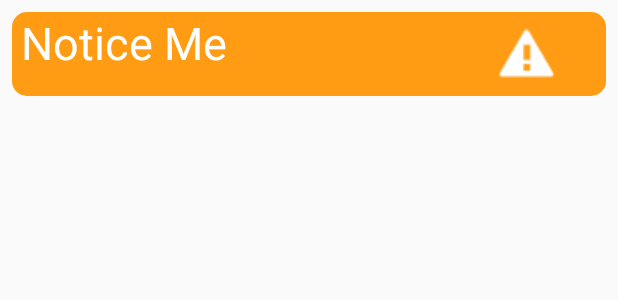
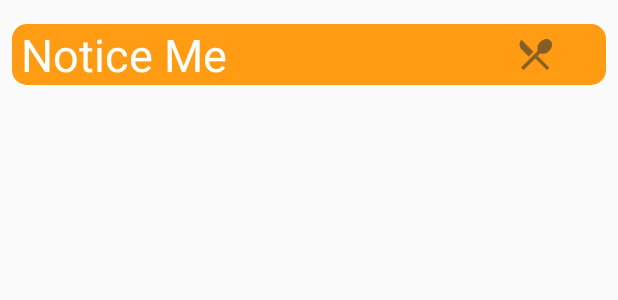
Before and after one commit to ftelnov/flowless, an Android app: the layout but.xml on its own in the app's theme, with its tools: preview values and no code run, on a phone screen of 412 x 824 dp. Shown: the top 300 px of the screen. Run offline under Robolectric (Android 15) with nearby library versions, the phone set to English and light mode, and no system bars.

Commit message:
Доделаны айтемы.

```diff
--- a/app/src/main/res/layout/but.xml
+++ b/app/src/main/res/layout/but.xml
@@ -8,15 +8,18 @@
     android:orientation="horizontal">
 
     <android.support.constraint.ConstraintLayout
+        android:id="@+id/constr"
+        style="@style/ButtonMain"
         android:layout_width="match_parent"
-        android:layout_height="match_parent"
+        android:layout_height="wrap_content"
         android:layout_marginStart="8dp"
         android:layout_marginTop="8dp"
+        android:layout_marginEnd="8dp"
         android:layout_marginBottom="8dp"
-        android:layout_marginEnd="8dp"
-        android:id = "@+id/constr"
-        style="@style/ButtonMain"
-        >
+        app:layout_constraintBottom_toBottomOf="parent"
+        app:layout_constraintEnd_toEndOf="parent"
+        app:layout_constraintStart_toStartOf="parent"
+        app:layout_constraintTop_toTopOf="parent">
 
         <TextView
             android:id="@+id/button"
@@ -39,12 +42,12 @@
             android:layout_width="90dp"
             android:layout_height="0dp"
             android:layout_marginTop="8dp"
-            android:layout_marginEnd="8dp"
+            android:layout_marginEnd="2dp"
             android:layout_marginBottom="8dp"
             app:layout_constraintBottom_toBottomOf="parent"
             app:layout_constraintEnd_toEndOf="parent"
             app:layout_constraintTop_toTopOf="parent"
-            app:srcCompat="@android:drawable/stat_notify_error" />
+            app:srcCompat="@drawable/food_dark" />
     </android.support.constraint.ConstraintLayout>
 
 </android.support.constraint.ConstraintLayout>
```
Also changed, not shown: app/src/main/java/fragments/CategoryFragment.java (+26 -0 lines).
